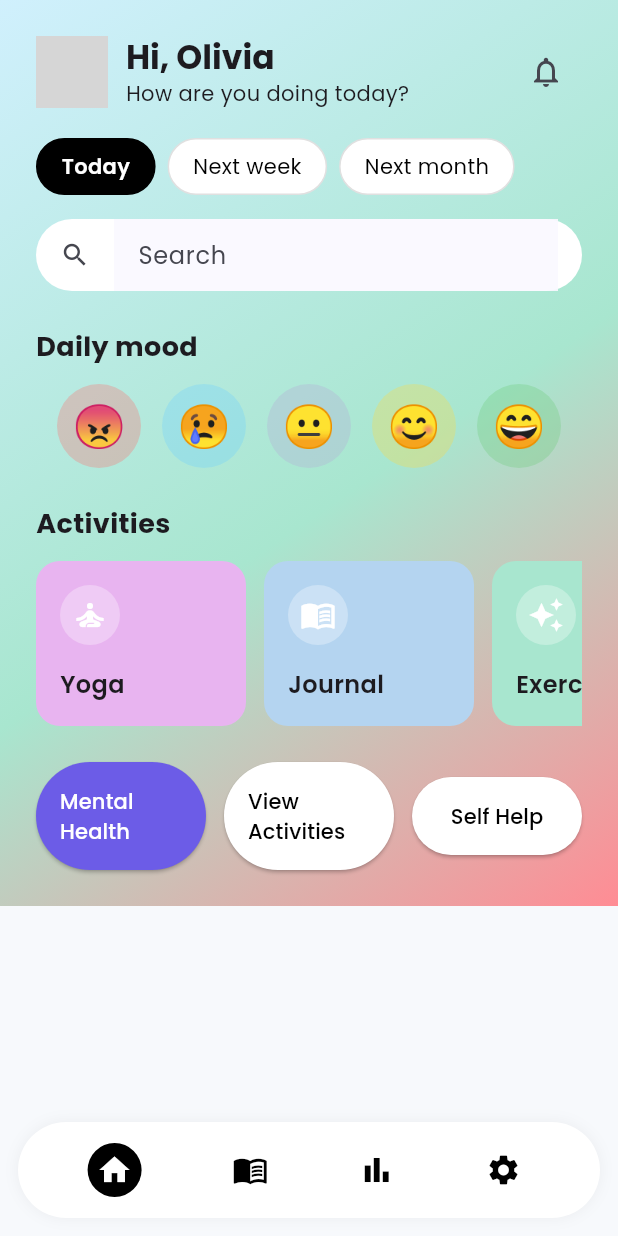
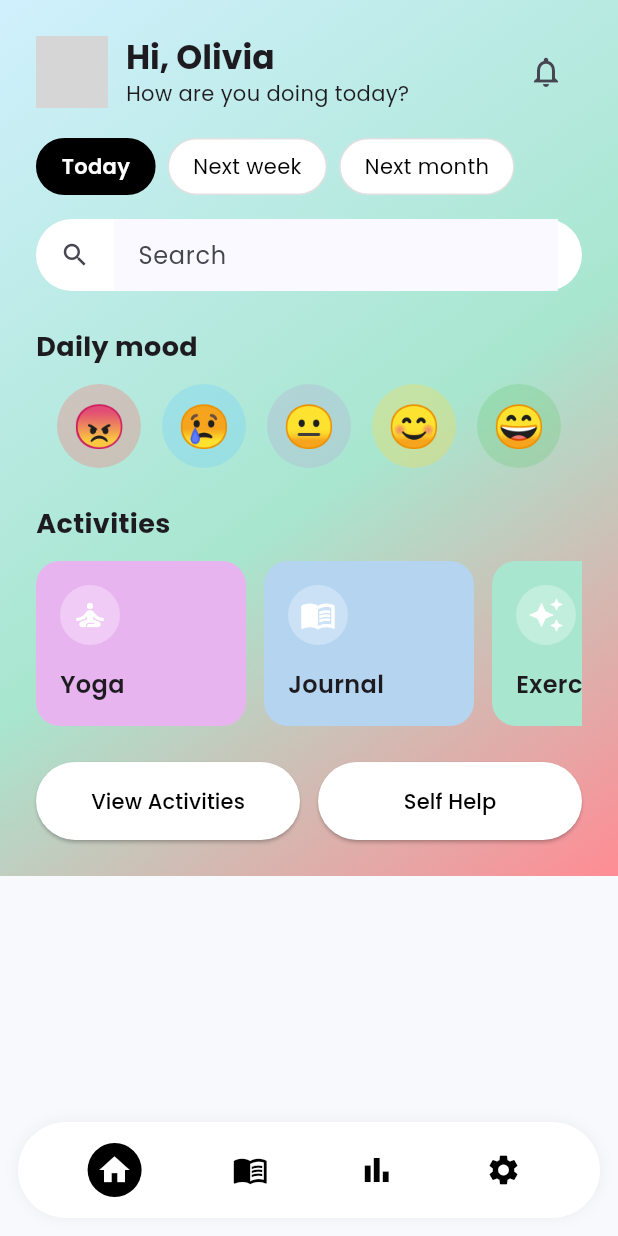
Before and after one commit to Ravindra2377/Mood, a Flutter app: the HomeScreen screen opened by its route, on a phone screen of 412 x 824 dp. Run offline on Flutter 3.47's test engine with Material 3 defaults, Android fonts, the phone set to English and light mode, and no system bars; our stand-ins replace dio, flutter_riverpod, flutter_secure_storage, google_fonts, hive, hive_flutter and 2 more; missing offline and left inert: soul_fresh; accounts and stored records are empty; generated files the repository leaves out were written again; network calls fail; grey boxes are pictures that could not be loaded.

Commit message:
refactor: Remove duplicate mental health button from home screen
- Removed Mental Health button from home screen (redundant)
- Removed /mental-health route (merged with analytics)
- Users now access full mental health dashboard via Analytics in bottom nav
- Cleaner home screen with only View Activities and Self Help buttons
- AnalyticsScreen already contains the full 6-tab mental health dashboard

```diff
--- a/soul_fresh/lib/main.dart
+++ b/soul_fresh/lib/main.dart
@@ -88,7 +88,6 @@
   Routes.login: (_) => const NewLogin.LoginScreen(),
         OnboardingScreen.route: (_) => const OnboardingScreen(),
         HomeScreen.route: (_) => const HomeScreen(),
-        '/mental-health': (_) => const MentalHealthDashboard(),
         MoodScreen.route: (_) => const MoodScreen(),
         ExpressionScreen.route: (_) => const ExpressionScreen(),
         EnhancedMeditationScreen.route: (_) => const EnhancedMeditationScreen(),
@@ -676,20 +675,6 @@
                     Expanded(
                       child: ElevatedButton(
                         onPressed: () {
-                          Navigator.pushNamed(context, '/mental-health');
-                        },
-                        style: ElevatedButton.styleFrom(
-                          backgroundColor: const Color(0xFF6C5CE7),
-                          foregroundColor: Colors.white,
-                          padding: const EdgeInsets.all(16),
-                        ),
-                        child: const Text('Mental Health'),
-                      ),
-                    ),
-                    const SizedBox(width: 12),
-                    Expanded(
-                      child: ElevatedButton(
-                        onPressed: () {
                           Navigator.pushNamed(context, ActivitiesScreen.route);
                         },
                         style: ElevatedButton.styleFrom(
```
